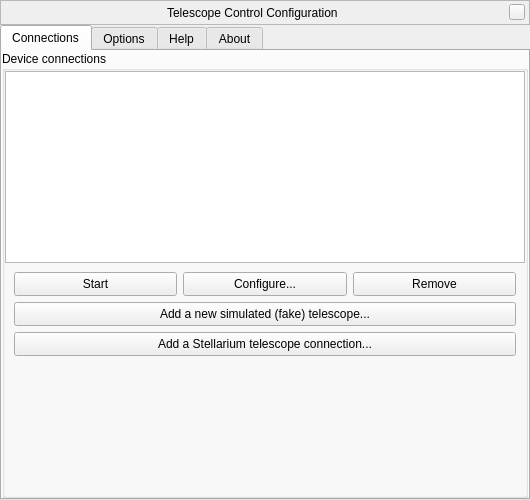
This is plugins/TelescopeControl/src/gui/telescopeControlConfigurationWindow.ui in AlBannaTechno/stellarium as Qt 5 draws it before an edit. The edited form follows.
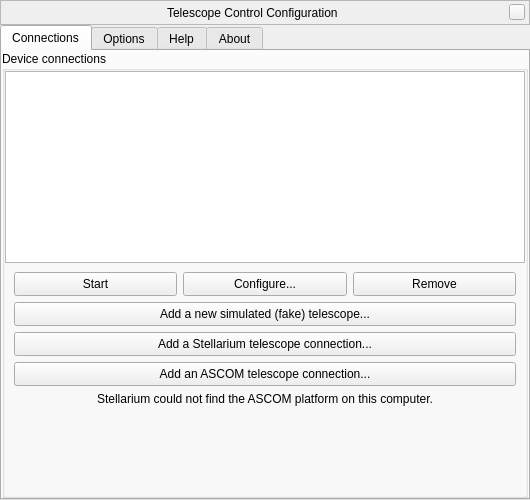
This is the edited form. Custom widgets are drawn as their Qt base class.

Commit message: TelescopeControl: + ASCOM platform detection; some platform-specific GUI for ASCOM

Patch:
```diff
--- a/plugins/TelescopeControl/src/gui/telescopeControlConfigurationWindow.ui
+++ b/plugins/TelescopeControl/src/gui/telescopeControlConfigurationWindow.ui
@@ -362,6 +362,44 @@
                   </property>
                  </widget>
                 </item>
+                <item>
+                 <widget class="QFrame" name="frameAscomButtons">
+                  <layout class="QVBoxLayout" name="verticalLayoutAscomButton">
+                   <property name="margin">
+                    <number>0</number>
+                   </property>
+                   <item>
+                    <widget class="QPushButton" name="pushButtonNewAscom">
+                     <property name="sizePolicy">
+                      <sizepolicy hsizetype="Expanding" vsizetype="Fixed">
+                       <horstretch>0</horstretch>
+                       <verstretch>0</verstretch>
+                      </sizepolicy>
+                     </property>
+                     <property name="minimumSize">
+                      <size>
+                       <width>0</width>
+                       <height>24</height>
+                      </size>
+                     </property>
+                     <property name="text">
+                      <string>Add an ASCOM telescope connection...</string>
+                     </property>
+                    </widget>
+                   </item>
+                   <item>
+                    <widget class="QLabel" name="labelAscomNotice">
+                     <property name="text">
+                      <string>Stellarium could not find the ASCOM platform on this computer.</string>
+                     </property>
+                     <property name="alignment">
+                      <set>Qt::AlignCenter</set>
+                     </property>
+                    </widget>
+                   </item>
+                  </layout>
+                 </widget>
+                </item>
                </layout>
               </widget>
              </item>
```
Left out of the diff: 25 changed lines with no effect on the pictures. The commit also changes 3 other files.
